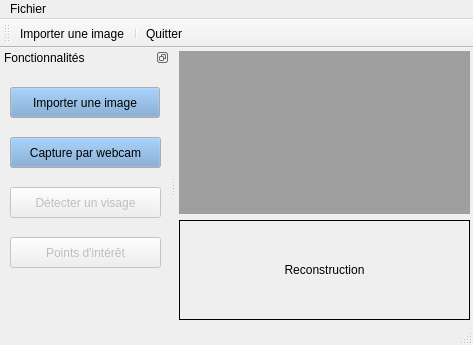
Above: CodepoVision/codepovision.ui from Danijiru/CodepoVision before the change. Below: the same form after it.
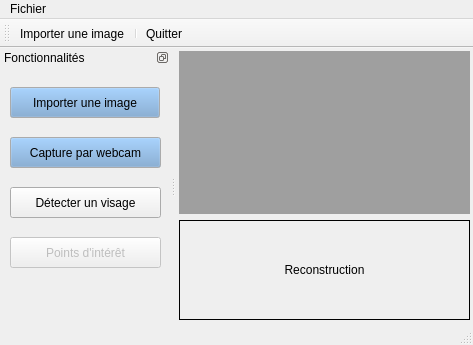
That is the form after the change. Icons and pictures are not drawn.

What changed in the file:
```diff
--- a/CodepoVision/codepovision.ui
+++ b/CodepoVision/codepovision.ui
@@ -166,7 +166,7 @@
     </widget>
     <widget class="QPushButton" name="pushButton_2">
      <property name="enabled">
-      <bool>false</bool>
+      <bool>true</bool>
      </property>
      <property name="geometry">
       <rect>
```
Left out of the diff: 4 changed lines with no effect on the pictures.
